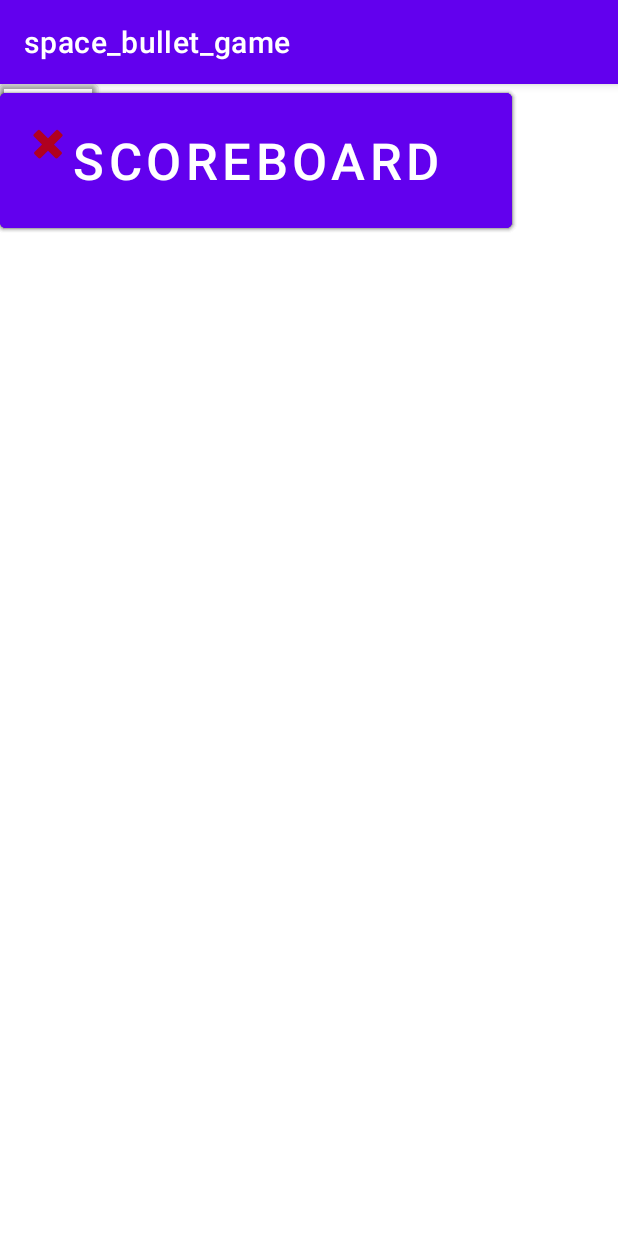
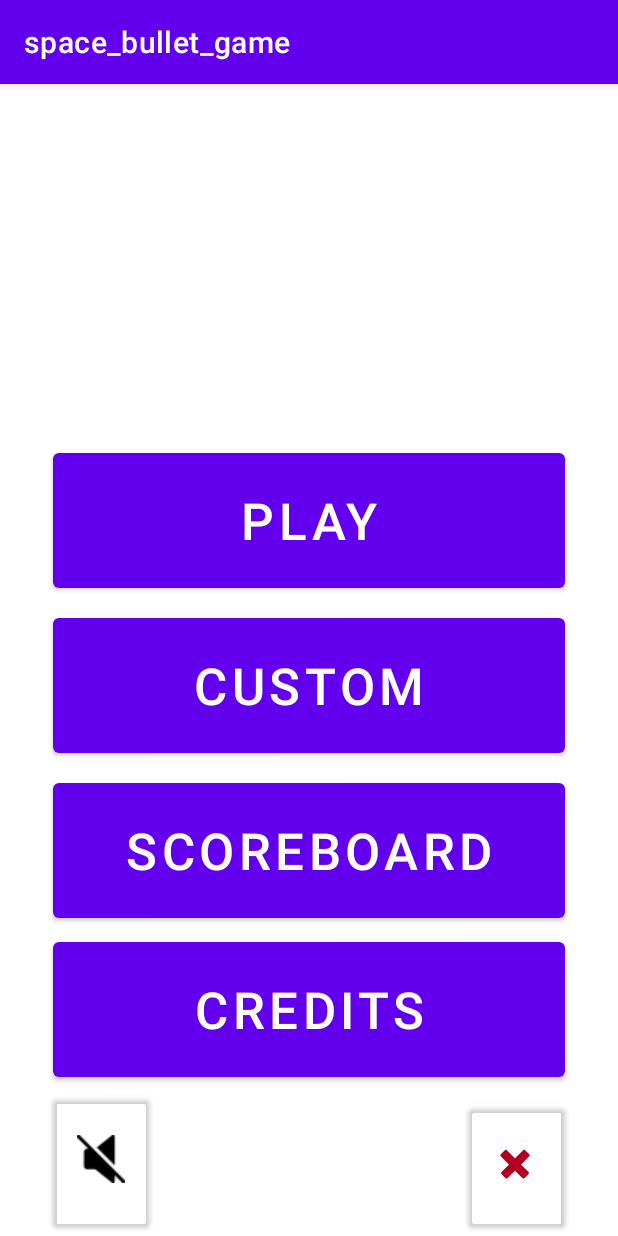
Before and after one commit to zalewskip123/projekt_aplikacji_mobilnej_space_bullet_game, an Android app: the Menu_main screen opened directly, with no data from a screen before it, on a phone screen of 412 x 824 dp. Run offline under Robolectric (Android 15) with nearby library versions, the phone set to English and light mode, and no system bars.

Commit message:
Add constrain to manu_main

```diff
--- a/app/src/main/res/layout/menu_main.xml
+++ b/app/src/main/res/layout/menu_main.xml
@@ -6,9 +6,33 @@
     android:layout_height="match_parent">
 
     <Button
+        android:id="@+id/button7"
+        android:layout_width="341dp"
+        android:layout_height="102dp"
+        android:layout_marginBottom="8dp"
+        android:text="Play"
+        android:textSize="34sp"
+        app:layout_constraintBottom_toTopOf="@+id/button6"
+        app:layout_constraintEnd_toEndOf="parent"
+        app:layout_constraintStart_toStartOf="parent" />
+
+    <Button
+        android:id="@+id/button3"
+        android:layout_width="341dp"
+        android:layout_height="102dp"
+        android:layout_marginBottom="12dp"
+        android:text="Credits"
+        android:textSize="34sp"
+        app:layout_constraintBottom_toTopOf="@+id/button4"
+        app:layout_constraintEnd_toEndOf="parent"
+        app:layout_constraintStart_toStartOf="parent" />
+
+    <Button
         android:id="@+id/button2"
         android:layout_width="65dp"
         android:layout_height="86dp"
+        android:layout_marginTop="6dp"
+        android:layout_marginBottom="8dp"
         android:backgroundTint="#00FFFFFF"
         android:insetTop="0dp"
         android:insetRight="0dp"
@@ -16,49 +40,29 @@
         app:icon="@drawable/mutetest1"
         app:iconPadding="0dp"
         app:iconTint="@color/black"
-        tools:layout_editor_absoluteX="37dp"
-        tools:layout_editor_absoluteY="642dp" />
-
-    <Button
-        android:id="@+id/button3"
-        android:layout_width="341dp"
-        android:layout_height="102dp"
-        android:text="Credits"
-        android:textSize="34sp"
-        tools:layout_editor_absoluteX="37dp"
-        tools:layout_editor_absoluteY="529dp" />
+        app:layout_constraintBottom_toBottomOf="parent"
+        app:layout_constraintEnd_toEndOf="parent"
+        app:layout_constraintHorizontal_bias="0.101"
+        app:layout_constraintStart_toStartOf="parent"
+        app:layout_constraintTop_toBottomOf="@+id/button3"
+        app:layout_constraintVertical_bias="1.0" />
 
     <Button
         android:id="@+id/button6"
         android:layout_width="341dp"
         android:layout_height="102dp"
+        android:layout_marginBottom="8dp"
         android:text="Custom"
         android:textSize="34sp"
-        tools:layout_editor_absoluteX="37dp"
-        tools:layout_editor_absoluteY="325dp" />
-
-    <Button
-        android:id="@+id/button7"
-        android:layout_width="341dp"
-        android:layout_height="102dp"
-        android:text="Play"
-        android:textSize="34sp"
-        tools:layout_editor_absoluteX="37dp"
-        tools:layout_editor_absoluteY="223dp" />
-
-    <Button
-        android:id="@+id/button5"
-        android:layout_width="341dp"
-        android:layout_height="102dp"
-        android:text="Scoreboard"
-        android:textSize="34sp"
-        tools:layout_editor_absoluteX="37dp"
-        tools:layout_editor_absoluteY="427dp" />
+        app:layout_constraintBottom_toTopOf="@+id/button5"
+        app:layout_constraintEnd_toEndOf="parent"
+        app:layout_constraintStart_toStartOf="parent" />
 
     <Button
         android:id="@+id/button4"
         android:layout_width="65dp"
         android:layout_height="80dp"
+        android:layout_marginBottom="8dp"
         android:backgroundTint="#00FFFFFF"
         android:insetLeft="0dp"
         android:insetTop="0dp"
@@ -67,15 +71,34 @@
         app:icon="@android:drawable/ic_delete"
         app:iconPadding="0dp"
         app:iconTint="@color/design_default_color_error"
-        tools:layout_editor_absoluteX="313dp"
-        tools:layout_editor_absoluteY="642dp" />
+        app:layout_constraintBottom_toBottomOf="parent"
+        app:layout_constraintEnd_toEndOf="parent"
+        app:layout_constraintHorizontal_bias="0.898"
+        app:layout_constraintStart_toStartOf="parent" />
+
+    <Button
+        android:id="@+id/button5"
+        android:layout_width="341dp"
+        android:layout_height="102dp"
+        android:layout_marginBottom="4dp"
+        android:text="Scoreboard"
+        android:textSize="34sp"
+        app:layout_constraintBottom_toTopOf="@+id/button3"
+        app:layout_constraintEnd_toEndOf="parent"
+        app:layout_constraintStart_toStartOf="parent" />
 
     <ImageView
         android:id="@+id/imageView2"
         android:layout_width="282dp"
         android:layout_height="177dp"
-        tools:layout_editor_absoluteX="70dp"
-        tools:layout_editor_absoluteY="25dp"
+        android:layout_marginTop="16dp"
+        android:layout_marginBottom="18dp"
+        app:layout_constraintBottom_toTopOf="@+id/button7"
+        app:layout_constraintEnd_toEndOf="parent"
+        app:layout_constraintHorizontal_bias="0.496"
+        app:layout_constraintStart_toStartOf="parent"
+        app:layout_constraintTop_toTopOf="parent"
+        app:layout_constraintVertical_bias="0.4"
         tools:srcCompat="@tools:sample/avatars" />
 
 </androidx.constraintlayout.widget.ConstraintLayout>
```
